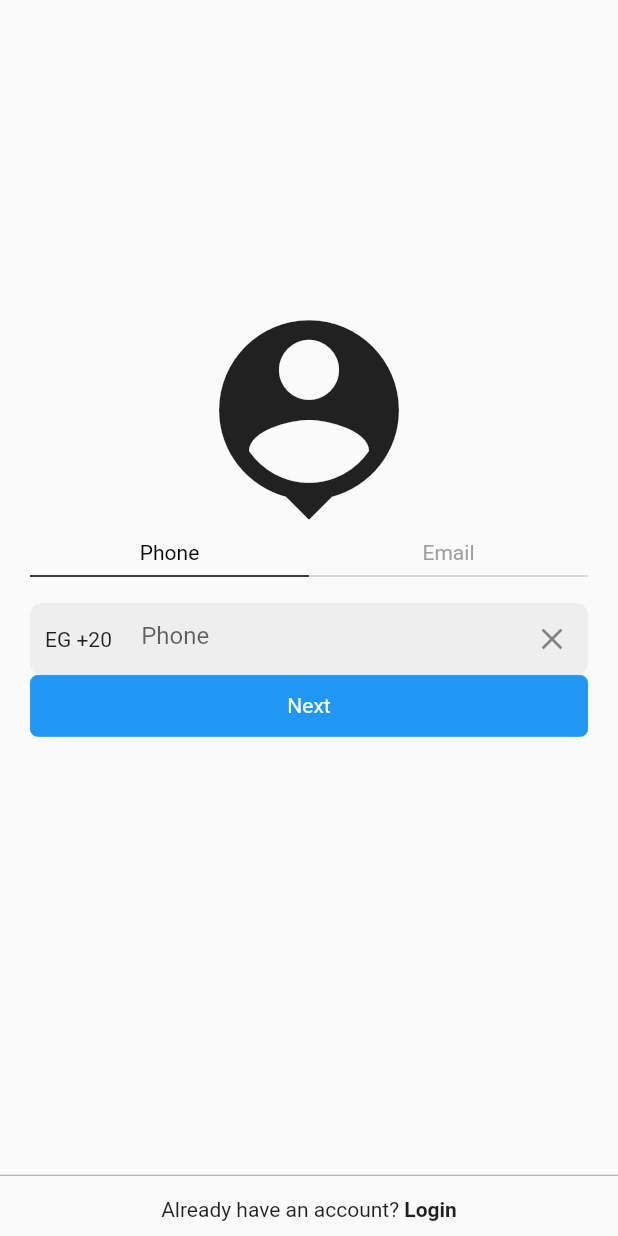
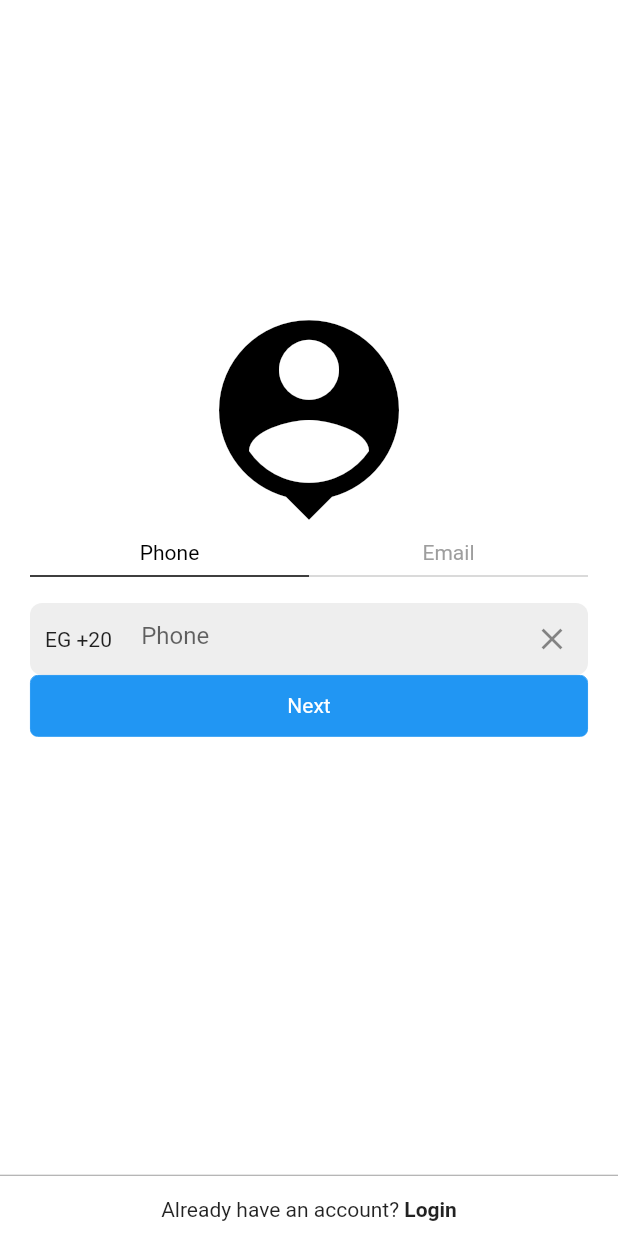
Before and after one commit to OmarAbdelazeem/instagram-clone, a Flutter app: the screen it shows after launch, after a tap on "signUpWithEmailOrPhoneNumber", on a phone screen of 412 x 824 dp. Run offline on Flutter 3.47's test engine with Material 2 defaults, Android fonts, the phone set to English and light mode, and no system bars; our stand-ins replace bloc, cached_network_image, cloud_firestore, firebase_auth, firebase_core, firebase_storage and 6 more; accounts and stored records are empty.

Commit message:
make some refactor

```diff
--- a/lib/app.dart
+++ b/lib/app.dart
@@ -8,7 +8,7 @@ import 'package:instagramapp/src/bloc/profile_bloc/profile_bloc.dart';
 import 'package:instagramapp/src/bloc/users_bloc/users_bloc.dart';
 import 'package:instagramapp/src/repository/data_repository.dart';
 import 'package:instagramapp/src/repository/storage_repository.dart';
-
+import 'package:instagramapp/src/res/app_thems.dart';
 import 'src/repository/auth_repository.dart';
 
 class MyApp extends StatelessWidget {
@@ -63,7 +63,8 @@ class MyApp extends StatelessWidget {
           ],
           child: MaterialApp(
             debugShowCheckedModeBanner: false,
-            initialRoute: AppRoutes.authScreen,
+            initialRoute: AppRoutes.splashScreen,
+            theme: AppThemes.lightTheme,
             onGenerateRoute: AppRouter().onGenerateRoute,
           ),
         ));
--- a/lib/router.dart
+++ b/lib/router.dart
@@ -8,6 +8,7 @@ import 'package:instagramapp/src/ui/screens/people_suggestions_screen/people_sug
 import 'package:instagramapp/src/ui/screens/post_details_screen/post_details_screen.dart';
 import 'package:instagramapp/src/ui/screens/profile_screen/searched_user_profile_screen.dart';
 import 'package:instagramapp/src/ui/screens/search_screen/search_screen.dart';
+import 'package:instagramapp/src/ui/screens/splash_screen/splash_screen.dart';
 import 'src/ui/screens/add_profile_photo_screen/add_profile_photo_screen.dart';
 import 'src/ui/screens/profile_photo_added_screen/profile_photo_added_screen.dart';
 import 'package:instagramapp/src/ui/screens/main_home_screen/main_home_screen.dart';
@@ -39,7 +40,7 @@ class AppRouter {
   Route<dynamic> onGenerateRoute(RouteSettings settings) {
     switch (settings.name) {
       case AppRoutes.splashScreen:
-        return _customMaterialPageRoute(ExplorePhotosScreen(), settings);
+        return _customMaterialPageRoute(SplashScreen(), settings);
       case AppRoutes.mainHomeScreen:
         return _customMaterialPageRoute(MainHomeScreen(), settings);
       case AppRoutes.authScreen:
--- a/lib/src/bloc/auth_bloc/auth_bloc.dart
+++ b/lib/src/bloc/auth_bloc/auth_bloc.dart
@@ -24,6 +24,7 @@ class AuthBloc extends Bloc<AuthEvent, AuthState> {
     on<LoginStarted>(_onLoginStarted);
     on<SignUpWithEmailStarted>(_onSignUpWithEmailTapped);
     on<ProfilePhotoPicked>(_onProfilePhotoPicked);
+    on<AutoLoginStarted>(_onAutoLoginStarted);
   }
 
   UserModel? _user;
@@ -41,6 +42,24 @@ class AuthBloc extends Bloc<AuthEvent, AuthState> {
         emit(AuthSuccess(_user!));
       } else {
         emit(Error(AppStrings.somethingWrongHappened));
+      }
+    } catch (e) {
+      emit(Error(e.toString()));
+    }
+  }
+
+  void _onAutoLoginStarted(AutoLoginStarted autoLoginStarted , Emitter<AuthState>emit) async{
+    User? loggedInUser;
+    try {
+      loggedInUser =
+       _authRepository.getCurrentUser();
+      if (loggedInUser != null) {
+        final userJson =
+        (await _dataRepository.getUserDetails(loggedInUser.uid)).data();
+        _user = UserModel.fromJson(userJson as Map<String, dynamic>);
+        emit(AuthSuccess(_user!));
+      } else {
+        emit(UserLoggedOut());
       }
     } catch (e) {
       emit(Error(e.toString()));
--- a/lib/src/bloc/auth_bloc/auth_event.dart
+++ b/lib/src/bloc/auth_bloc/auth_event.dart
@@ -9,6 +9,10 @@ class LoginStarted extends AuthEvent {
 
   LoginStarted({required this.password, required this.email});
 }
+
+class AutoLoginStarted extends AuthEvent{}
+
+class LogoutStarted extends AuthEvent{}
 
 class SignUpWithEmailStarted extends AuthEvent {
   final String name;
--- a/lib/src/bloc/auth_bloc/auth_state.dart
+++ b/lib/src/bloc/auth_bloc/auth_state.dart
@@ -13,6 +13,8 @@ class AuthSuccess extends AuthState {
   AuthSuccess(this.user);
 }
 
+class UserLoggedOut extends AuthState{}
+
 
 class Error extends AuthState {
   final String error;
--- a/lib/src/bloc/users_bloc/users_bloc.dart
+++ b/lib/src/bloc/users_bloc/users_bloc.dart
@@ -3,6 +3,7 @@ import 'dart:async';
 import 'package:bloc/bloc.dart';
 import 'package:instagramapp/src/models/user_model/user_model.dart';
 import 'package:meta/meta.dart';
+import '../../models/searched_user/searched_user.dart';
 import '../../repository/data_repository.dart';
 
 part 'users_event.dart';
@@ -19,24 +20,23 @@ class UsersBloc extends Bloc<UsersEvent, UsersState> {
     on<SetSearchedUserStarted>(_onSetSearchedUserStarted);
     on<ListenToLoggedInUserStarted>(_onListenToLoggedInUserStarted);
     on<ListenToSearchedUserStarted>(_onListenToSearchedUserStarted);
-    // on<FollowEventStarted>(_onFollowStarted);
-    // on<UnFollowEventStarted>(_onUnFollowStarted);
     // on<FetchRecommendedUsersStarted>(_onFetchRecommendedUsersStarted);
   }
 
   UserModel? loggedInUser;
-  UserModel? searchedUser;
-  List<UserModel> fetchedUsers = [];
+  SearchedUser? searchedUser;
+  List<SearchedUser> fetchedUsers = [];
 
   _onSearchByTermStarted(SearchByTermEventStarted event, emit) async {
     if (event.term.isNotEmpty) {
       emit(UsersLoading());
       try {
         _dataRepository.searchForUser(event.term).listen((event) {
-          final users = event.docs
-              .map((e) => UserModel.fromJson(e.data() as Map<String, dynamic>))
+          // Todo don't forget to implement is user followed or not
+          fetchedUsers = event.docs
+              .map((e) => SearchedUser(
+                  UserModel.fromJson(e.data() as Map<String, dynamic>), false))
               .toList();
-          fetchedUsers = users;
         });
         emit(UsersLoaded(fetchedUsers));
       } catch (e) {
@@ -112,26 +112,4 @@ class UsersBloc extends Bloc<UsersEvent, UsersState> {
       emit(UsersError(e.toString()));
     }
   }
-
-  // void _onFollowStarted(
-  //     FollowEventStarted event, Emitter<UsersState> state) async {
-  //   try {
-  //     await _dataRepository.addFollower(
-  //         receiverId: searchedUser!.id, senderId: loggedInUser!.id);
-  //   } catch (e) {
-  //     print(e.toString());
-  //     emit(UsersError(e.toString()));
-  //   }
-  // }
-
-  // void _onUnFollowStarted(
-  //     UnFollowEventStarted event, Emitter<UsersState> state) async {
-  //   try {
-  //     await _dataRepository.removeFollower(
-  //         receiverId: searchedUser!.id, senderId: loggedInUser!.id);
-  //   } catch (e) {
-  //     print(e.toString());
-  //     emit(UsersError(e.toString()));
-  //   }
-  // }
 }
--- a/lib/src/bloc/users_bloc/users_event.dart
+++ b/lib/src/bloc/users_bloc/users_event.dart
@@ -28,7 +28,7 @@ class SetLoggedInUserStarted extends UsersEvent {
 }
 
 class SetSearchedUserStarted extends UsersEvent {
-  final UserModel user;
+  final SearchedUser user;
 
   SetSearchedUserStarted(this.user);
 }
--- a/lib/src/bloc/users_bloc/users_state.dart
+++ b/lib/src/bloc/users_bloc/users_state.dart
@@ -8,7 +8,7 @@ class UsersInitial extends UsersState {}
 class UsersLoading extends UsersState {}
 
 class UsersLoaded extends UsersState {
-  final List<UserModel> users;
+  final List<SearchedUser> users;
 
   UsersLoaded(this.users);
 }
--- /dev/null
+++ b/lib/src/models/searched_user/searched_user.dart
@@ -0,0 +1,8 @@
+import 'package:instagramapp/src/models/user_model/user_model.dart';
+
+class SearchedUser {
+  final bool isFollowing;
+  final UserModel user;
+
+  SearchedUser(this.user, this.isFollowing);
+}
--- a/lib/src/repository/auth_repository.dart
+++ b/lib/src/repository/auth_repository.dart
@@ -12,7 +12,7 @@ class AuthRepository {
 
       loggedInUser = _firebaseInstance.currentUser;
 
-      return  loggedInUser;
+      return loggedInUser;
     } catch (e) {
       print(e);
     }
@@ -30,6 +30,10 @@ class AuthRepository {
     return loggedInUser;
   }
 
+  User? getCurrentUser() {
+    return _firebaseInstance.currentUser;
+  }
+
   Future<Null> logout() async {
     _firebaseInstance.signOut();
   }
--- a/lib/src/repository/data_repository.dart
+++ b/lib/src/repository/data_repository.dart
@@ -2,7 +2,6 @@ import 'package:cloud_firestore/cloud_firestore.dart';
 import 'package:instagramapp/src/models/comment_model/comment_model.dart';
 import 'package:instagramapp/src/models/post_model/post_model.dart';
 import 'package:instagramapp/src/models/user_model/user_model.dart';
-import 'package:uuid/uuid.dart';
 
 class DataRepository {
   final DateTime timestamp = DateTime.now();
--- a/lib/src/res/app_colors.dart
+++ b/lib/src/res/app_colors.dart
@@ -7,6 +7,6 @@ class AppColors {
   static final darkBlue = Color(0xff184064);
   static final white = Colors.white;
   static final grey = Colors.grey;
-  static final scaffoldBackgroundColor = Colors.white10;
+  static final scaffoldBackgroundColor = Colors.white;
   static final black = Colors.black;
 }
--- /dev/null
+++ b/lib/src/res/app_fonts.dart
@@ -0,0 +1,3 @@
+class AppFonts{
+  AppFonts._();
+}
--- a/lib/src/res/app_thems.dart
+++ b/lib/src/res/app_thems.dart
@@ -0,0 +1,26 @@
+import 'package:flutter/material.dart';
+import 'package:instagramapp/src/res/app_colors.dart';
+
+class AppThemes {
+  AppThemes._();
+
+  static ThemeData get lightTheme {
+    //1
+    return ThemeData(
+      //2
+      primaryColor: AppColors.blue,
+      appBarTheme: AppBarTheme(
+          color: AppColors.scaffoldBackgroundColor,
+          elevation: 0,
+          iconTheme: IconThemeData(color: AppColors.black),
+          titleTextStyle: TextStyle(color: AppColors.black)),
+      iconTheme: IconThemeData(color: AppColors.black),
+      scaffoldBackgroundColor: AppColors.scaffoldBackgroundColor,
+      // fontFamily: 'Montserrat', //3
+      // buttonTheme: ButtonThemeData( // 4
+      //   shape: RoundedRectangleBorder(borderRadius: BorderRadius.circular(18.0)),
+      //   buttonColor: CustomColors.lightPurple,
+      // )
+    );
+  }
+}
--- a/lib/src/ui/common/app_logo.dart
+++ b/lib/src/ui/common/app_logo.dart
@@ -3,14 +3,17 @@ import 'package:instagramapp/src/res/app_colors.dart';
 import '../../res/app_strings.dart';
 
 class AppLogo extends StatelessWidget {
-  const AppLogo({Key? key}) : super(key: key);
+  final double fontSize;
+
+  const AppLogo({Key? key, this.fontSize = 60}) : super(key: key);
 
   @override
   Widget build(BuildContext context) {
     return Text(
       AppStrings.instagram,
+      textAlign: TextAlign.start,
       style: TextStyle(
-          color: AppColors.black, fontFamily: 'Signatra', fontSize: 60),
+          color: AppColors.black, fontFamily: 'Signatra', fontSize: fontSize),
     );
   }
 }
--- /dev/null
+++ b/lib/src/ui/screens/splash_screen/splash_screen.dart
@@ -0,0 +1,37 @@
+import 'package:flutter/material.dart';
+import 'package:flutter_bloc/flutter_bloc.dart';
+import 'package:instagramapp/src/bloc/auth_bloc/auth_bloc.dart';
+import 'package:instagramapp/src/bloc/users_bloc/users_bloc.dart';
+import '../../../../router.dart';
+import '../../../core/utils/navigation_utils.dart';
+
+class SplashScreen extends StatefulWidget {
+  @override
+  _SplashScreenState createState() => _SplashScreenState();
+}
+
+class _SplashScreenState extends State<SplashScreen> {
+  @override
+  void initState() {
+    context.read<AuthBloc>().add(AutoLoginStarted());
+    super.initState();
+  }
+
+  @override
+  Widget build(BuildContext context) {
+    return BlocListener<AuthBloc, AuthState>(
+      listener: (context, state) {
+        print("state is $state");
+        if (state is AuthSuccess){
+          NavigationUtils.pushNamedAndPopUntil(
+              AppRoutes.mainHomeScreen, context);
+          context.read<UsersBloc>().add(SetLoggedInUserStarted(state.user));
+        }
+
+        else
+          NavigationUtils.pushNamedAndPopUntil(AppRoutes.authScreen, context);
+      },
+      child: Container(),
+    );
+  }
+}
```
Also changed, not shown: lib/src/bloc/follow_bloc/follow_bloc.dart (+2 -5 lines), lib/src/ui/screens/profile_screen/searched_user_profile_screen.dart (+16 -13 lines), lib/src/ui/screens/time_line_screen/time_line_screen.dart (+3 -5 lines), lib/src/ui/screens/time_line_screen/widgets/time_line_actions_drob_down.dart (renamed from lib/src/ui/screens/time_line_screen/widgets/app_drop_down_button.dart, +8 -8 lines).
